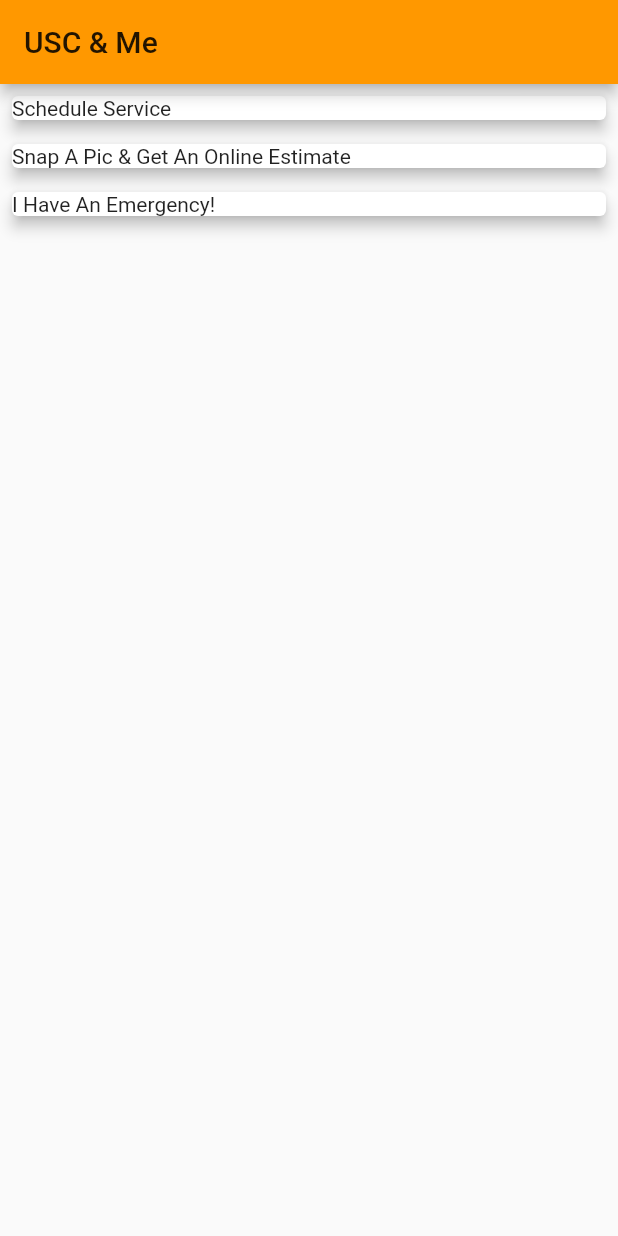
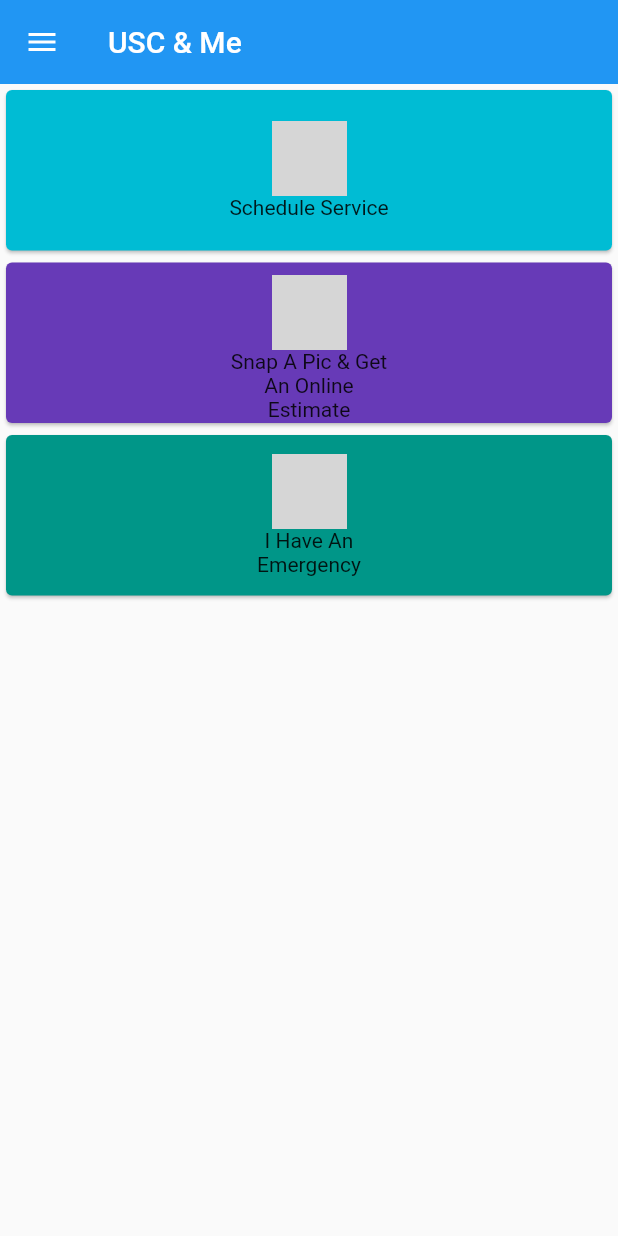
Before and after one commit to LI-Code-Lab/Ultrasound, a Flutter app: the screen it shows after launch, on a phone screen of 412 x 824 dp. Run offline on Flutter 3.47's test engine with Material 2 defaults, Android fonts, the phone set to English and light mode, and no system bars; network calls fail; grey boxes are pictures that could not be loaded.

Commit message:
converted app over to App pattern and deleted deprecated code in main.dart

```diff
--- a/ultrasound_solutions/lib/app.dart
+++ b/ultrasound_solutions/lib/app.dart
@@ -2,18 +2,21 @@ import 'package:flutter/material.dart';
 import 'package:ultrasound_solutions/views/backdrop_menu.dart';
 import 'package:ultrasound_solutions/models/menu_option.dart';
 import 'package:ultrasound_solutions/views/home_screen.dart';
+import 'package:ultrasound_solutions/views/menu_screen.dart';
 
 class App extends StatefulWidget {
   @override
   State<StatefulWidget> createState() {
-
+    return new AppState();
   }
 }
 
 class AppState extends State<App> {
+  MenuOption _currentOption = MenuOption.Home;
+
   @override
   Widget build(BuildContext context) {
-
+    return _buildApp();
   }
 
   Widget _buildApp(){
@@ -21,8 +24,19 @@ class AppState extends State<App> {
       home: Backdrop(
         currentOption: MenuOption.Home,
         frontPanel: HomeScreen(),
-        backPanel: Back,
+        backPanel: MenuScreen(
+          currentOption: _currentOption,
+          onOptionClick: _onOptionClicked,
+        ),
+        frontTitle: Text('USC & Me'),
+        backTitle: Text("Menu"),
       ),
-    )
+    );
+  }
+
+  void _onOptionClicked(MenuOption option){
+    setState(() {
+      _currentOption = option;
+    });
   }
 }
--- a/ultrasound_solutions/lib/main.dart
+++ b/ultrasound_solutions/lib/main.dart
@@ -1,71 +1,4 @@
 import 'package:flutter/material.dart';
+import 'package:ultrasound_solutions/app.dart';
 
-void main() => runApp(new MyApp());
-
-class MyApp extends StatelessWidget {
-  // This widget is the root of your application.
-  @override
-  Widget build(BuildContext context) {
-    return new MaterialApp(
-      title: 'USC & Me',
-      theme: new ThemeData(
-        primarySwatch: Colors.orange,
-      ),
-      home: new MyHomePage(title: 'USC & Me'),
-    );
-  }
-}
-
-class MyHomePage extends StatefulWidget {
-  MyHomePage({Key key, this.title}) : super(key: key);
-
-  final String title;
-
-  @override
-  _MyHomePageState createState() => new _MyHomePageState();
-}
-
-class _MyHomePageState extends State<MyHomePage> {
-  @override
-  Widget build(BuildContext context) {
-    return new Scaffold(
-      appBar: new AppBar(
-        title: new Text(widget.title),
-      ),
-      body: new Container(
-        child: new Column(
-          children: <Widget>[
-            new Card(
-              elevation: 4.0,
-              margin: new EdgeInsets.all(8.0),
-              child: new Row(
-                children: <Widget>[
-                  new Text(
-                      "Schedule Service", )
-                ],
-              ),
-            ),
-            new Card(
-              elevation: 4.0,
-              margin: new EdgeInsets.all(8.0),
-              child: new Row(
-                children: <Widget>[
-                  new Text("Snap A Pic & Get An Online Estimate")
-                ],
-              ),
-            ),
-            new Card(
-              elevation: 4.0,
-              margin: new EdgeInsets.all(8.0),
-              child: new Row(
-                children: <Widget>[
-                  new Text("I Have An Emergency!")
-                ],
-              ),
-            )
-          ],
-        ),
-      ),
-    );
-  }
-}
+void main() => runApp(new App());
--- a/ultrasound_solutions/lib/views/home_screen.dart
+++ b/ultrasound_solutions/lib/views/home_screen.dart
@@ -13,7 +13,7 @@ class HomeScreenState extends State<HomeScreen> {
   final listCount = 3;
   final titles = ["Schedule Service", "Snap A Pic & Get An Online Estimate", "I Have An Emergency"];
   final icons = ["icon1", "icon2", "icon3"];
-  final colors = ["color1", "color2", "color3"];
+  final colors = [Colors.cyan, Colors.deepPurple, Colors.teal];
 
   @override
   Widget build(BuildContext context) {
--- a/ultrasound_solutions/lib/views/menu_screen.dart
+++ b/ultrasound_solutions/lib/views/menu_screen.dart
@@ -13,13 +13,20 @@ class MenuScreen extends StatelessWidget {
     this.onOptionClick,
   }) : assert(currentOption != null);
 
-
   @override
   Widget build(BuildContext context) {
     var menuOptions = <Widget>[];
     _categories.forEach((MenuOption menuOption){
       menuOptions.add(_buildOption(menuOption, context));
     });
+
+    return Center(
+      child: Container(
+        padding: EdgeInsets.only(top: 40.0),
+        color: Colors.cyanAccent,
+        child: ListView(children: menuOptions),
+      ),
+    );
   }
 
   Widget _buildOption(MenuOption menuOption, BuildContext context) {
```
